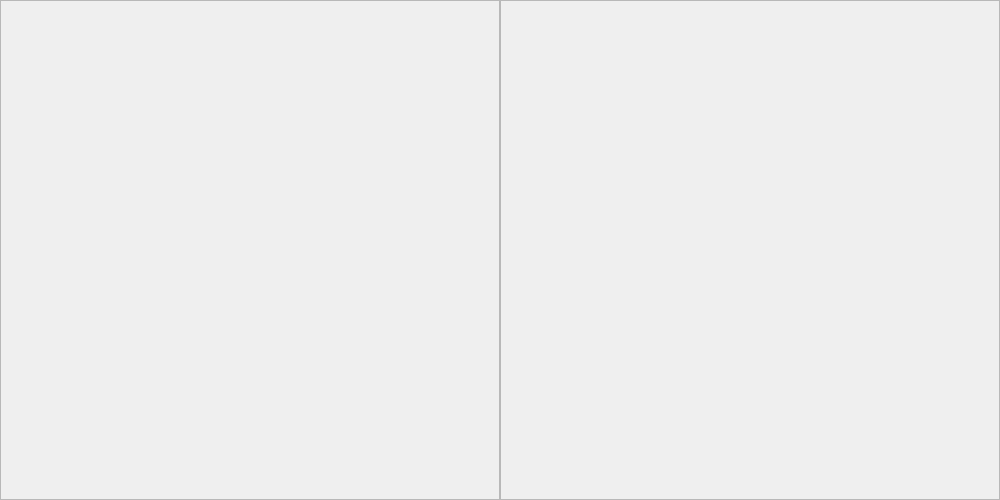
Before: the Qt Designer form texture.ui in RafikFafik/miniGimp, drawn with Qt 5.
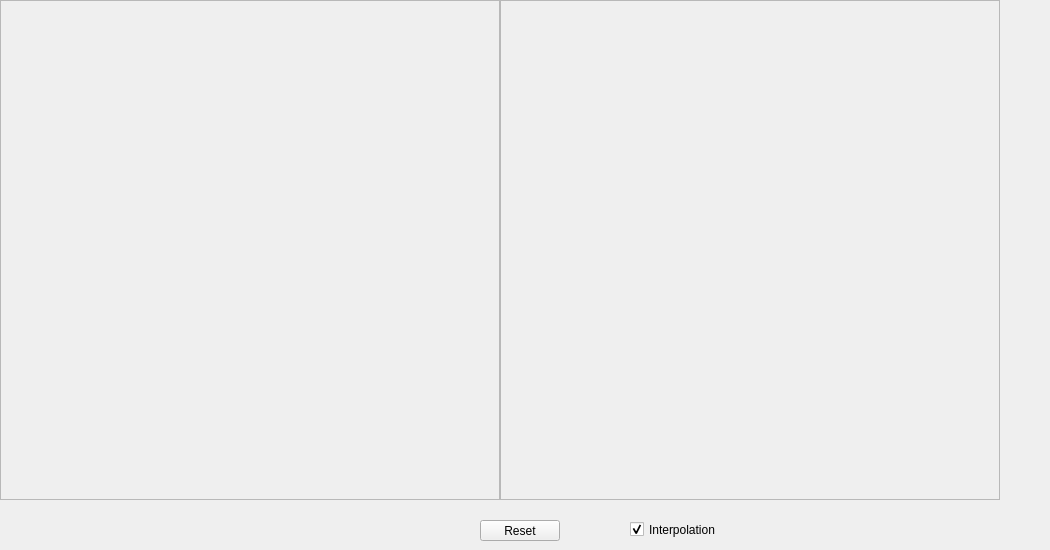
After: the same form once the commit is applied.

Patch:
```diff
--- a/texture.ui
+++ b/texture.ui
@@ -6,8 +6,8 @@
    <rect>
     <x>0</x>
     <y>0</y>
-    <width>1000</width>
-    <height>500</height>
+    <width>1050</width>
+    <height>550</height>
    </rect>
   </property>
   <property name="windowTitle">
@@ -45,6 +45,35 @@
     <enum>QFrame::Raised</enum>
    </property>
   </widget>
+  <widget class="QPushButton" name="reset">
+   <property name="geometry">
+    <rect>
+     <x>480</x>
+     <y>520</y>
+     <width>80</width>
+     <height>21</height>
+    </rect>
+   </property>
+   <property name="text">
+    <string>Reset</string>
+   </property>
+  </widget>
+  <widget class="QCheckBox" name="interpolation_enabled">
+   <property name="geometry">
+    <rect>
+     <x>630</x>
+     <y>520</y>
+     <width>91</width>
+     <height>19</height>
+    </rect>
+   </property>
+   <property name="text">
+    <string>Interpolation</string>
+   </property>
+   <property name="checked">
+    <bool>true</bool>
+   </property>
+  </widget>
  </widget>
  <resources/>
  <connections/>
```
